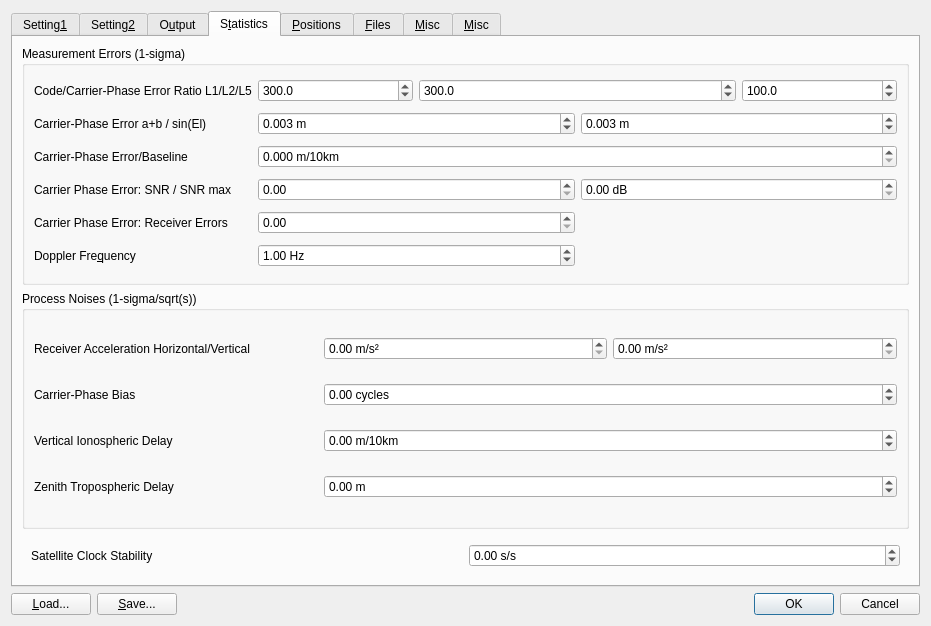
This is app/qtapp/appcmn_qt/navi_post_opt.ui in rtklibexplorer/RTKLIB as Qt 5 draws it before an edit. The edited form follows.
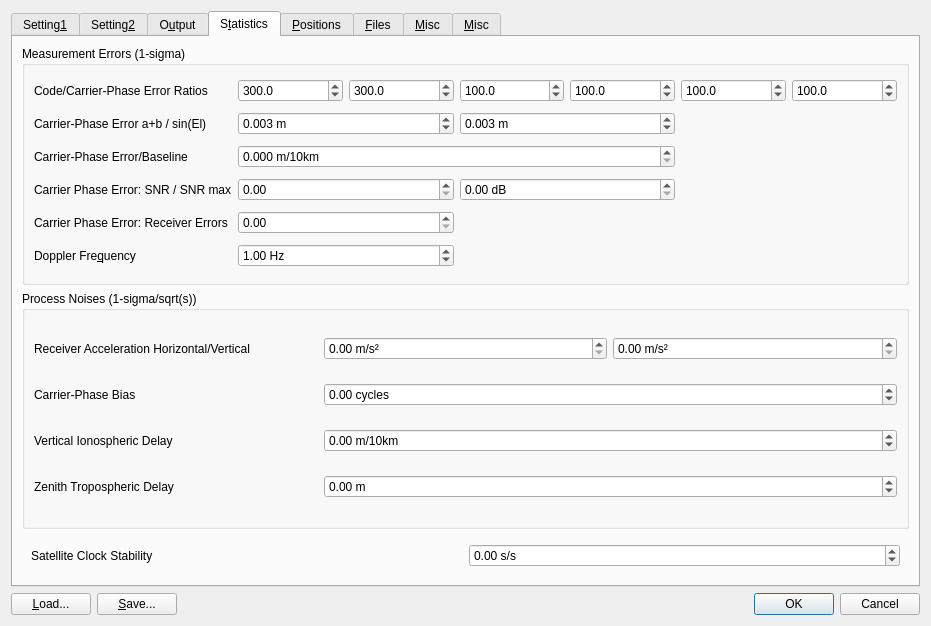
This is the edited form. The open tabs and pages were chosen to show the change. Icons and pictures are not drawn. Custom widgets are drawn as their Qt base class.

Commit message:
qtapp navi-post options: SNR and eratio for 6 frequencies
Also the SNR might not have been copied to the processing options.

```diff
--- a/app/qtapp/appcmn_qt/navi_post_opt.ui
+++ b/app/qtapp/appcmn_qt/navi_post_opt.ui
@@ -1894,10 +1894,90 @@
             </property>
            </widget>
           </item>
+          <item row="1" column="1">
+           <widget class="QDoubleSpinBox" name="sBMeasurementErrorR1">
+            <property name="toolTip">
+             <string>&lt;html&gt;&lt;head/&gt;&lt;body&gt;&lt;p&gt;Set the ratio of standard deviations of pseudorange errors to carrier-phase errors for F1 (option: &lt;span style=&quot; font-style:italic;&quot;&gt;stats-eratio1&lt;/span&gt;)&lt;/p&gt;&lt;/body&gt;&lt;/html&gt;</string>
+            </property>
+            <property name="decimals">
+             <number>1</number>
+            </property>
+            <property name="maximum">
+             <double>10000.000000000000000</double>
+            </property>
+            <property name="value">
+             <double>300.000000000000000</double>
+            </property>
+           </widget>
+          </item>
+          <item row="1" column="2">
+           <widget class="QDoubleSpinBox" name="sBMeasurementErrorR2">
+            <property name="toolTip">
+             <string>&lt;html&gt;&lt;head/&gt;&lt;body&gt;&lt;p&gt;Set the ratio of standard deviations of pseudorange errors to carrier-phase errors for F2 (option: &lt;span style=&quot; font-style:italic;&quot;&gt;stats-eratio2&lt;/span&gt;)&lt;/p&gt;&lt;/body&gt;&lt;/html&gt;</string>
+            </property>
+            <property name="decimals">
+             <number>1</number>
+            </property>
+            <property name="maximum">
+             <double>10000.000000000000000</double>
+            </property>
+            <property name="value">
+             <double>300.000000000000000</double>
+            </property>
+           </widget>
+          </item>
+          <item row="1" column="3">
+           <widget class="QDoubleSpinBox" name="sBMeasurementErrorR3">
+            <property name="toolTip">
+             <string>&lt;html&gt;&lt;head/&gt;&lt;body&gt;&lt;p&gt;Set the ratio of standard deviations of pseudorange errors to carrier-phase errors for F3 (option: &lt;span style=&quot; font-style:italic;&quot;&gt;stats-eratio5&lt;/span&gt;)&lt;/p&gt;&lt;/body&gt;&lt;/html&gt;</string>
+            </property>
+            <property name="decimals">
+             <number>1</number>
+            </property>
+            <property name="maximum">
+             <double>10000.000000000000000</double>
+            </property>
+            <property name="value">
+             <double>100.000000000000000</double>
+            </property>
+           </widget>
+          </item>
           <item row="1" column="4">
+           <widget class="QDoubleSpinBox" name="sBMeasurementErrorR4">
+            <property name="toolTip">
+             <string>&lt;html&gt;&lt;head/&gt;&lt;body&gt;&lt;p&gt;Set the ratio of standard deviations of pseudorange errors to carrier-phase errors for F4 (option: &lt;span style=&quot; font-style:italic;&quot;&gt;stats-eratio6&lt;/span&gt;)&lt;/p&gt;&lt;/body&gt;&lt;/html&gt;</string>
+            </property>
+            <property name="decimals">
+             <number>1</number>
+            </property>
+            <property name="maximum">
+             <double>10000.000000000000000</double>
+            </property>
+            <property name="value">
+             <double>100.000000000000000</double>
+            </property>
+           </widget>
+          </item>
+          <item row="1" column="5">
            <widget class="QDoubleSpinBox" name="sBMeasurementErrorR5">
             <property name="toolTip">
-             <string>&lt;html&gt;&lt;head/&gt;&lt;body&gt;&lt;p&gt;Set the ratio of standard deviations of pseudorange errors to carrier-phase errors for L5 (option: &lt;span style=&quot; font-style:italic;&quot;&gt;stats-eratio5&lt;/span&gt;)&lt;/p&gt;&lt;/body&gt;&lt;/html&gt;</string>
+             <string>&lt;html&gt;&lt;head/&gt;&lt;body&gt;&lt;p&gt;Set the ratio of standard deviations of pseudorange errors to carrier-phase errors for F5 (option: &lt;span style=&quot; font-style:italic;&quot;&gt;stats-eratio7&lt;/span&gt;)&lt;/p&gt;&lt;/body&gt;&lt;/html&gt;</string>
+            </property>
+            <property name="decimals">
+             <number>1</number>
+            </property>
+            <property name="maximum">
+             <double>10000.000000000000000</double>
+            </property>
+            <property name="value">
+             <double>100.000000000000000</double>
+            </property>
+           </widget>
+          </item>
+          <item row="1" column="6">
+           <widget class="QDoubleSpinBox" name="sBMeasurementErrorR6">
+            <property name="toolTip">
+             <string>&lt;html&gt;&lt;head/&gt;&lt;body&gt;&lt;p&gt;Set the ratio of standard deviations of pseudorange errors to carrier-phase errors for F6 (option: &lt;span style=&quot; font-style:italic;&quot;&gt;stats-eratio8&lt;/span&gt;)&lt;/p&gt;&lt;/body&gt;&lt;/html&gt;</string>
             </property>
             <property name="decimals">
              <number>1</number>
@@ -1936,38 +2016,6 @@
             </property>
            </widget>
           </item>
-          <item row="1" column="2" colspan="2">
-           <widget class="QDoubleSpinBox" name="sBMeasurementErrorR2">
-            <property name="toolTip">
-             <string>&lt;html&gt;&lt;head/&gt;&lt;body&gt;&lt;p&gt;Set the ratio of standard deviations of pseudorange errors to carrier-phase errors for L2 (option: &lt;span style=&quot; font-style:italic;&quot;&gt;stats-eratio2&lt;/span&gt;)&lt;/p&gt;&lt;/body&gt;&lt;/html&gt;</string>
-            </property>
-            <property name="decimals">
-             <number>1</number>
-            </property>
-            <property name="maximum">
-             <double>10000.000000000000000</double>
-            </property>
-            <property name="value">
-             <double>300.000000000000000</double>
-            </property>
-           </widget>
-          </item>
-          <item row="1" column="1">
-           <widget class="QDoubleSpinBox" name="sBMeasurementErrorR1">
-            <property name="toolTip">
-             <string>&lt;html&gt;&lt;head/&gt;&lt;body&gt;&lt;p&gt;Set the ratio of standard deviations of pseudorange errors to carrier-phase errors for L1 (option: &lt;span style=&quot; font-style:italic;&quot;&gt;stats-eratio1&lt;/span&gt;)&lt;/p&gt;&lt;/body&gt;&lt;/html&gt;</string>
-            </property>
-            <property name="decimals">
-             <number>1</number>
-            </property>
-            <property name="maximum">
-             <double>10000.000000000000000</double>
-            </property>
-            <property name="value">
-             <double>300.000000000000000</double>
-            </property>
-           </widget>
-          </item>
           <item row="5" column="1" colspan="4">
            <widget class="QDoubleSpinBox" name="sBMeasurementError4">
             <property name="toolTip">
@@ -2041,7 +2089,7 @@
              <bool>true</bool>
             </property>
             <property name="text">
-             <string>Code/Carrier-Phase Error Ratio L1/L2/L5</string>
+             <string>Code/Carrier-Phase Error Ratios</string>
             </property>
             <property name="buddy">
              <cstring>sBMeasurementErrorR1</cstring>
```
Left out of the diff: 3 changed lines with no effect on the pictures. The commit also changes 4 other files.
